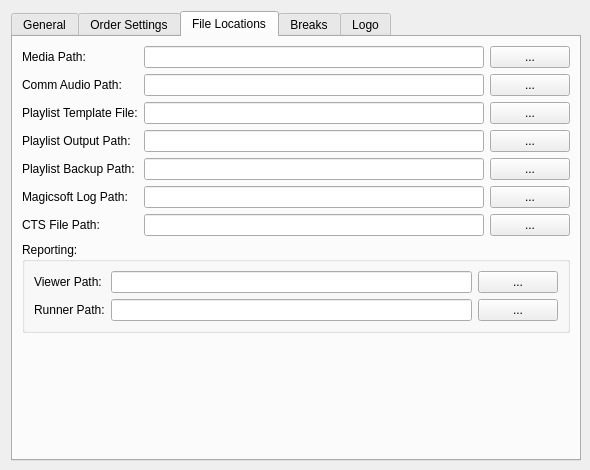
pgathogo/raven, file pixelplan/rave/PixelPlan/setupform.ui: the form before one commit.
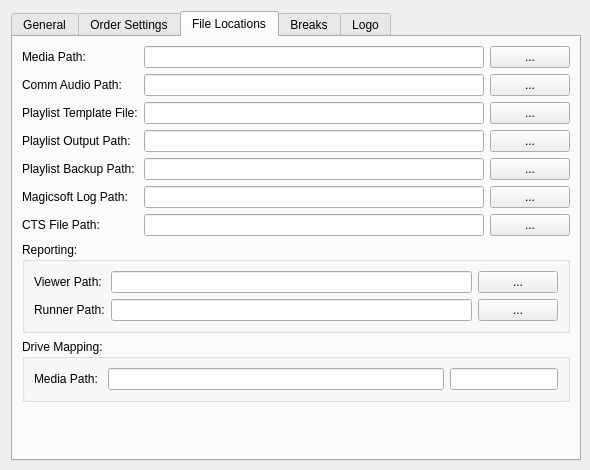
The form after the commit.

Commit message:
PixelPlan: Fix issue with media path
This patch also fixes issue of appending a file extension when
importing files wich have file extension on their file titles.

Patch:
```diff
--- a/pixelplan/rave/PixelPlan/setupform.ui
+++ b/pixelplan/rave/PixelPlan/setupform.ui
@@ -519,6 +519,32 @@
          </layout>
         </widget>
        </item>
+       <item>
+        <widget class="QGroupBox" name="groupBox_3">
+         <property name="title">
+          <string>Drive Mapping:</string>
+         </property>
+         <layout class="QHBoxLayout" name="horizontalLayout_4">
+          <item>
+           <layout class="QGridLayout" name="gridLayout_7" columnstretch="0,1,0">
+            <item row="0" column="0">
+             <widget class="QLabel" name="label_27">
+              <property name="text">
+               <string>Media Path: </string>
+              </property>
+             </widget>
+            </item>
+            <item row="0" column="1">
+             <widget class="QLineEdit" name="edtMPathSrc"/>
+            </item>
+            <item row="0" column="2">
+             <widget class="QLineEdit" name="edtMPathTag"/>
+            </item>
+           </layout>
+          </item>
+         </layout>
+        </widget>
+       </item>
        <item>
         <spacer name="verticalSpacer_2">
          <property name="orientation">
```
The commit also changes 11 other files.
